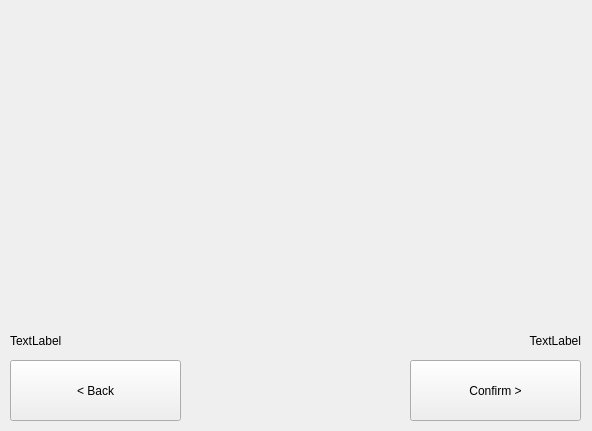
eugeniashurko/ATM, file client/client/gui/widgets/transfer.ui: the form before one commit.
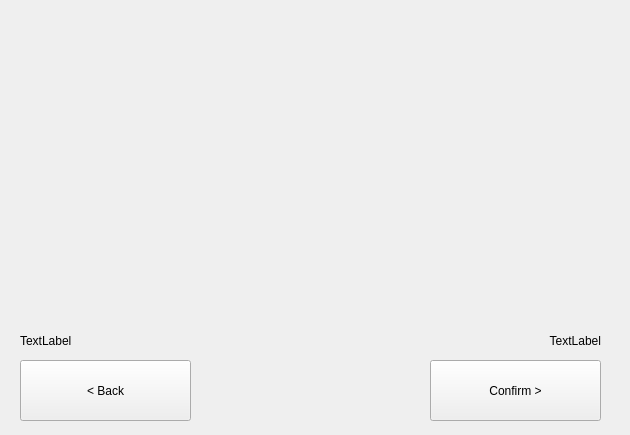
The form after the commit.

Patch:
```diff
--- a/client/client/gui/widgets/transfer.ui
+++ b/client/client/gui/widgets/transfer.ui
@@ -6,8 +6,8 @@
    <rect>
     <x>0</x>
     <y>0</y>
-    <width>592</width>
-    <height>431</height>
+    <width>630</width>
+    <height>435</height>
    </rect>
   </property>
   <property name="windowTitle">
@@ -16,7 +16,7 @@
   <widget class="QWidget" name="verticalLayoutWidget">
    <property name="geometry">
     <rect>
-     <x>10</x>
+     <x>20</x>
      <y>10</y>
      <width>531</width>
      <height>41</height>
@@ -35,7 +35,7 @@
   <widget class="QPushButton" name="confirmButton">
    <property name="geometry">
     <rect>
-     <x>410</x>
+     <x>430</x>
      <y>360</y>
      <width>171</width>
      <height>61</height>
@@ -48,7 +48,7 @@
   <widget class="QWidget" name="verticalLayoutWidget_3">
    <property name="geometry">
     <rect>
-     <x>390</x>
+     <x>410</x>
      <y>320</y>
      <width>191</width>
      <height>41</height>
@@ -70,9 +70,9 @@
   <widget class="QWidget" name="verticalLayoutWidget_2">
    <property name="geometry">
     <rect>
-     <x>10</x>
+     <x>20</x>
      <y>50</y>
-     <width>571</width>
+     <width>581</width>
      <height>271</height>
     </rect>
    </property>
@@ -81,7 +81,7 @@
   <widget class="QPushButton" name="backButton">
    <property name="geometry">
     <rect>
-     <x>10</x>
+     <x>20</x>
      <y>360</y>
      <width>171</width>
      <height>61</height>
@@ -94,7 +94,7 @@
   <widget class="QWidget" name="verticalLayoutWidget_4">
    <property name="geometry">
     <rect>
-     <x>10</x>
+     <x>20</x>
      <y>320</y>
      <width>181</width>
      <height>41</height>
```
